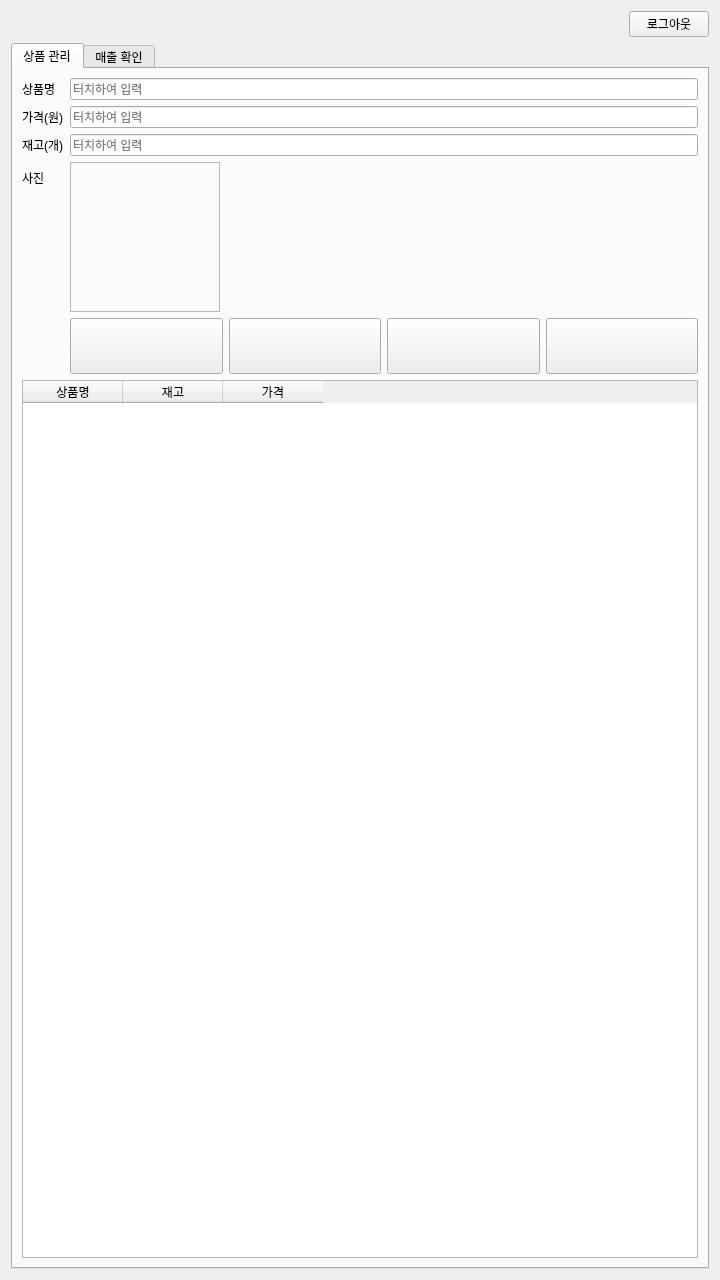
Above: qt/client/admin.ui from ginjuns/SNAP before the change. Below: the same form after it.
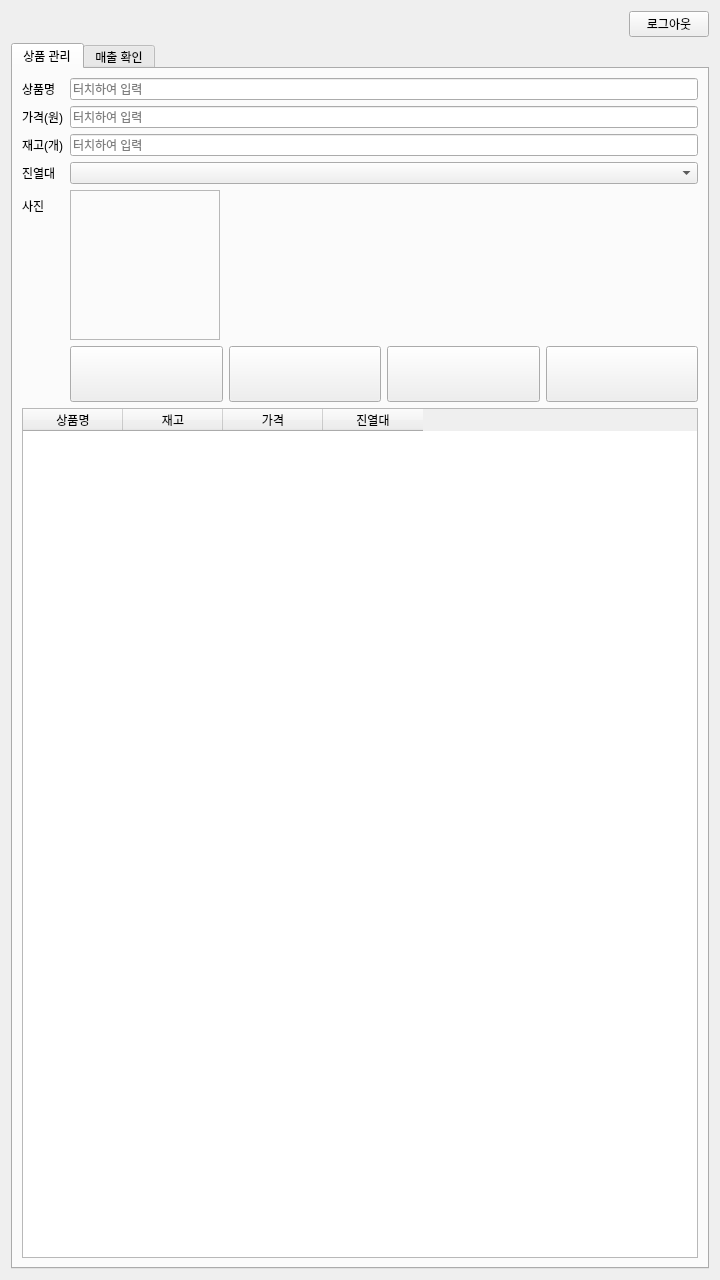
That is the form after the change. Custom widgets are drawn as their Qt base class.

```diff
--- a/qt/client/admin.ui
+++ b/qt/client/admin.ui
@@ -97,13 +97,23 @@
           </widget>
          </item>
          <item row="3" column="0">
+          <widget class="QLabel" name="lblShelf">
+           <property name="text">
+            <string>진열대</string>
+           </property>
+          </widget>
+         </item>
+         <item row="3" column="1">
+          <widget class="QComboBox" name="comboShelf"/>
+         </item>
+         <item row="4" column="0">
           <widget class="QLabel" name="lblPhoto">
            <property name="text">
             <string>사진</string>
            </property>
           </widget>
          </item>
-         <item row="3" column="1">
+         <item row="4" column="1">
           <widget class="QLabel" name="lblImage">
            <property name="minimumSize">
             <size>
@@ -128,7 +138,7 @@
            </property>
           </widget>
          </item>
-         <item row="4" column="1">
+         <item row="5" column="1">
           <layout class="QHBoxLayout" name="horizontalLayout_2">
            <item>
             <widget class="QPushButton" name="btnAdd">
@@ -227,6 +237,11 @@
            <string>가격</string>
           </property>
          </column>
+         <column>
+          <property name="text">
+           <string>진열대</string>
+          </property>
+         </column>
         </widget>
        </item>
       </layout>
```
